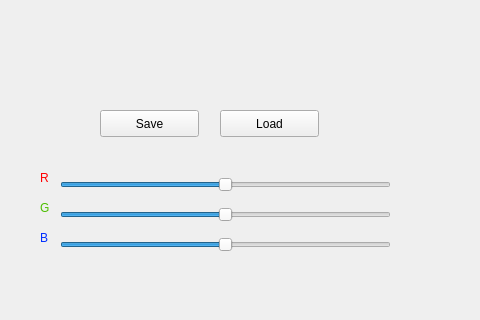
Old version of the form Trabalho OpenCV/test1/mainwindow.ui in the repository gipmon/computacaovisual; both pictures show x 0 to 480 and y 280 to 600 of the 900 by 600 pixel window.
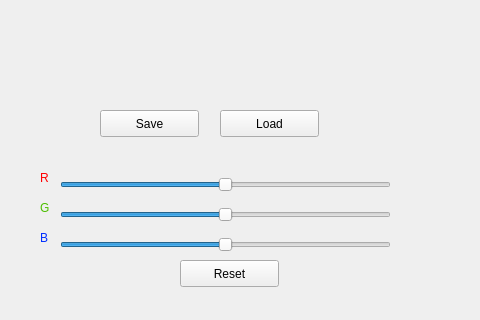
New version of the form.

Commit message: slider rgb done

Patch:
```diff
--- a/Trabalho OpenCV/test1/mainwindow.ui
+++ b/Trabalho OpenCV/test1/mainwindow.ui
@@ -224,6 +224,19 @@
      <string>&lt;html&gt;&lt;head/&gt;&lt;body&gt;&lt;p&gt;&lt;span style=&quot; color:#002eff;&quot;&gt;B&lt;/span&gt;&lt;/p&gt;&lt;/body&gt;&lt;/html&gt;</string>
     </property>
    </widget>
+   <widget class="QPushButton" name="pushButton_5">
+    <property name="geometry">
+     <rect>
+      <x>180</x>
+      <y>540</y>
+      <width>99</width>
+      <height>27</height>
+     </rect>
+    </property>
+    <property name="text">
+     <string>Reset</string>
+    </property>
+   </widget>
   </widget>
   <widget class="QMenuBar" name="menuBar">
    <property name="geometry">
```
The commit also changes 4 other files.
